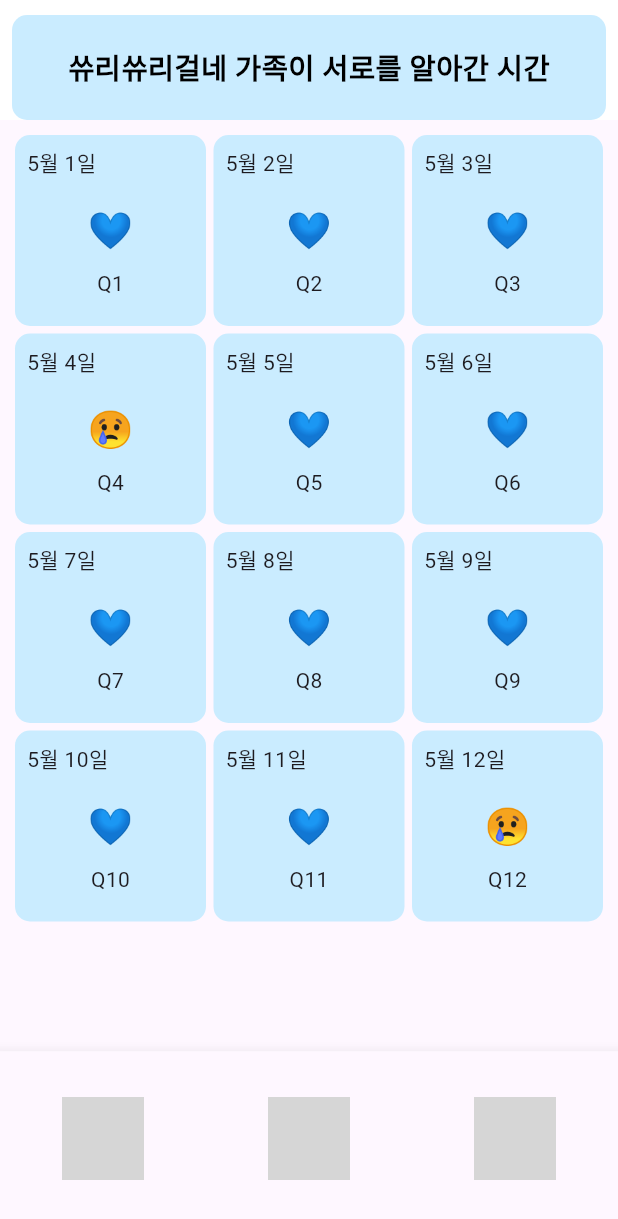
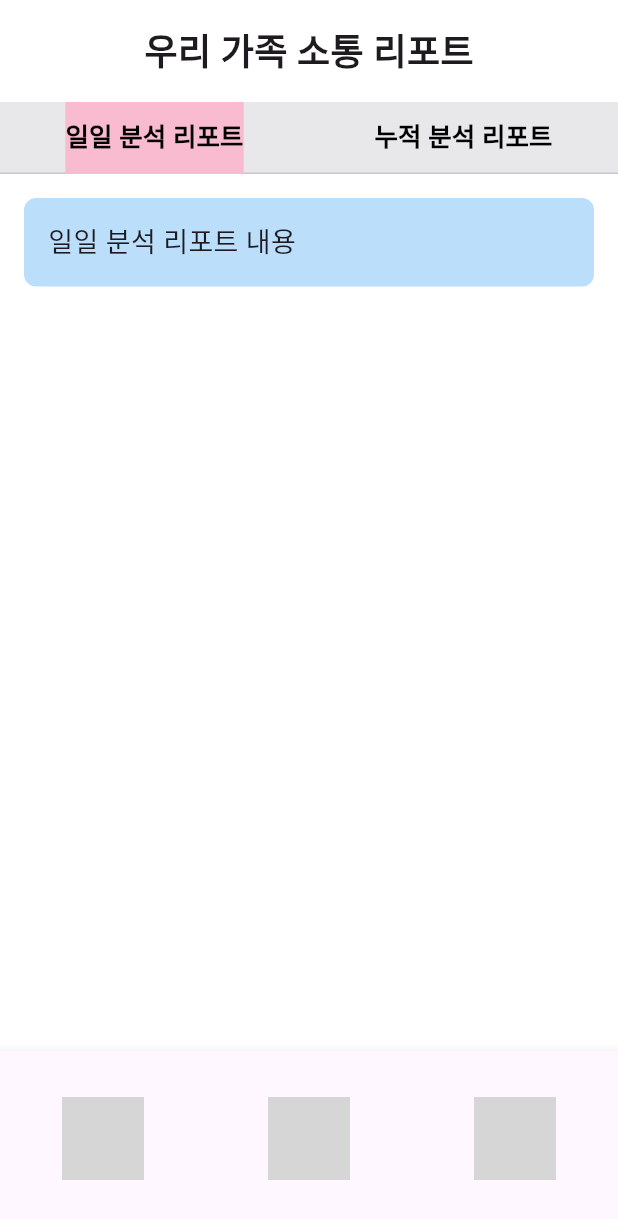
Before and after one commit to HBNU-GuessMe/Guess-Me-Front, a Flutter app: the NewQuest screen opened directly, item 2 of the bottom bar chosen, on a phone screen of 412 x 824 dp. Shown: the top 1219 px of the screen. Run offline on Flutter 3.47's test engine with Material 3 defaults, Android fonts, the phone set to English and light mode, and no system bars; our stand-ins replace flutter_native_splash, fluttertoast, group_button, shared_preferences; missing offline and left inert: kakao_flutter_sdk_user; accounts and stored records are empty; Roboto replaces fonts that are missing (Pretendard JP); grey boxes are pictures that could not be loaded.

```diff
--- a/lib/questNew.dart
+++ b/lib/questNew.dart
@@ -2,7 +2,7 @@ import 'package:flutter/material.dart';
 import 'package:guessme/questAnswer.dart';
 import 'package:guessme/questChat.dart';
 import 'package:guessme/questMypage.dart';
-import 'package:guessme/questStorage.dart';
+import 'package:guessme/questReport.dart';
 import 'package:guessme/questReply.dart';
 import 'shared_data.dart';
 import 'package:provider/provider.dart';
@@ -159,7 +159,7 @@ class _NewQuestState extends State<NewQuest> {
               ],
             ),
           ),
-          const StoragePage(),
+          const ReportPage(),
           const OptionPage(),
         ],
       ),
--- /dev/null
+++ b/lib/questReport.dart
@@ -0,0 +1,65 @@
+import 'package:flutter/material.dart';
+import 'package:guessme/report/reportCumulative.dart';
+import 'package:guessme/report/reportDaily.dart';
+
+class ReportPage extends StatefulWidget {
+  const ReportPage({super.key});
+
+  @override
+  State<ReportPage> createState() => _ReportPageState();
+}
+
+class _ReportPageState extends State<ReportPage> {
+  @override
+  Widget build(BuildContext context) {
+    return DefaultTabController(
+      length: 2,
+      child: Scaffold(
+        backgroundColor: Colors.white,
+        body: SafeArea(
+          child: Column(
+            children: <Widget>[
+              const Padding(
+                padding: EdgeInsets.all(16.0),
+                child: Text(
+                  '우리 가족 소통 리포트',
+                  style: TextStyle(
+                    fontSize: 24,
+                    fontWeight: FontWeight.bold,
+                  ),
+                ),
+              ),
+              Container(
+                color: const Color(0xFFE8E8EA),
+                child: const TabBar(
+                  labelColor: Colors.black,
+                  unselectedLabelColor: Colors.black,
+                  indicator: BoxDecoration(
+                    color: Color(0xFFF8BBD0),
+                  ),
+                  labelStyle: TextStyle(
+                    fontSize: 17,
+                    fontFamily: 'Pretendard JP',
+                    fontWeight: FontWeight.w600,
+                  ),
+                  tabs: [
+                    Tab(text: '일일 분석 리포트'),
+                    Tab(text: '누적 분석 리포트'),
+                  ],
+                ),
+              ),
+              const Expanded(
+                child: TabBarView(
+                  children: [
+                    DailyReport(),
+                    CumulativeReport(),
+                  ],
+                ),
+              ),
+            ],
+          ),
+        ),
+      ),
+    );
+  }
+}
--- /dev/null
+++ b/lib/report/reportCumulative.dart
@@ -0,0 +1,32 @@
+import 'package:flutter/material.dart';
+
+class CumulativeReport extends StatefulWidget {
+  const CumulativeReport({super.key});
+
+  @override
+  State<CumulativeReport> createState() => _CumulativeReportState();
+}
+
+class _CumulativeReportState extends State<CumulativeReport> {
+  @override
+  Widget build(BuildContext context) {
+    return ListView(
+      padding: const EdgeInsets.all(16.0),
+      children: [
+        Container(
+          margin: const EdgeInsets.only(bottom: 16),
+          padding: const EdgeInsets.all(16),
+          decoration: BoxDecoration(
+            color: Colors.green[100],
+            borderRadius: BorderRadius.circular(8),
+          ),
+          child: const Text(
+            '누적 분석 리포트 내용',
+            style: TextStyle(fontSize: 18),
+          ),
+        ),
+        // More content here...
+      ],
+    );
+  }
+}
--- /dev/null
+++ b/lib/report/reportDaily.dart
@@ -0,0 +1,32 @@
+import 'package:flutter/material.dart';
+
+class DailyReport extends StatefulWidget {
+  const DailyReport({super.key});
+
+  @override
+  State<DailyReport> createState() => _DailyReportState();
+}
+
+class _DailyReportState extends State<DailyReport> {
+  @override
+  Widget build(BuildContext context) {
+    return ListView(
+      padding: const EdgeInsets.all(16.0),
+      children: [
+        Container(
+          margin: const EdgeInsets.only(bottom: 16),
+          padding: const EdgeInsets.all(16),
+          decoration: BoxDecoration(
+            color: Colors.blue[100],
+            borderRadius: BorderRadius.circular(8),
+          ),
+          child: const Text(
+            '일일 분석 리포트 내용',
+            style: TextStyle(fontSize: 18),
+          ),
+        ),
+        // More content here...
+      ],
+    );
+  }
+}
```
